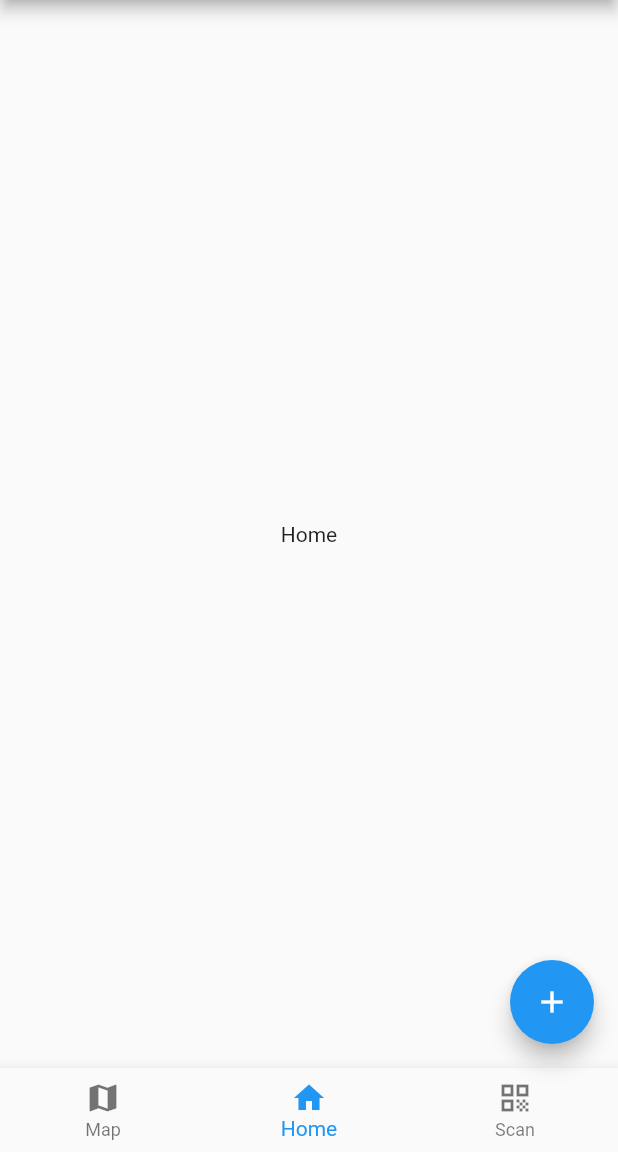
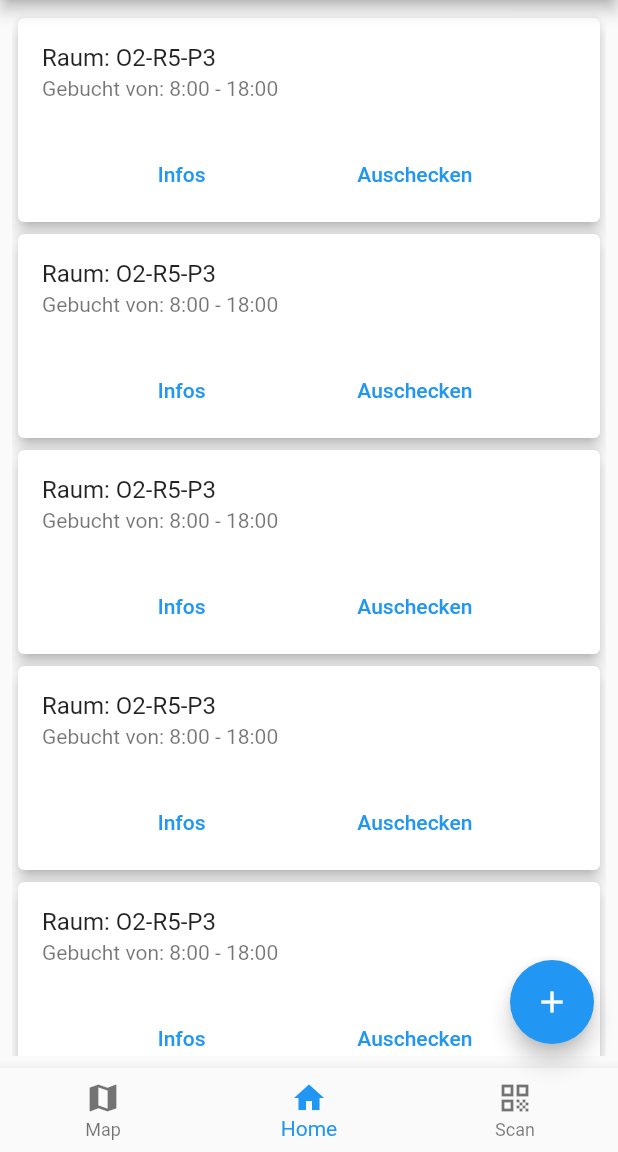
Before and after one commit to YavuzErkal/bookify, a Flutter app: the screen it shows after launch, on a phone screen of 412 x 824 dp, the part 84-1236 px from its top. Run offline on Flutter 3.47's test engine with Material 2 defaults, Android fonts, the phone set to English and light mode, and no system bars; missing offline and left inert: dart:html.

Commit message:
add cards to home

```diff
--- a/bookify/lib/screens/home.dart
+++ b/bookify/lib/screens/home.dart
@@ -1,3 +1,6 @@
+import 'dart:html';
+
+import 'package:bookify/widgets/main_card.dart';
 import 'package:flutter/material.dart';
 
 class Home extends StatefulWidget {
@@ -11,9 +14,17 @@ class _HomeState extends State<Home> {
   @override
   Widget build(BuildContext context) {
     return Container(
-      child: Center(
-        child: Text("Home"),
-      ),
+      padding: const EdgeInsets.all(8),
+      child: ListView(
+        children: [
+          MainCard(),
+          MainCard(),
+          MainCard(),
+          MainCard(),
+          MainCard(),
+          MainCard()
+        ],
+      )
     );
   }
 }
--- a/bookify/lib/screens/map.dart
+++ b/bookify/lib/screens/map.dart
@@ -15,7 +15,7 @@ class _MapState extends State<Map> {
         child: Column(
           children: [
             Container(
-              width: MediaQuery.of(context).size.width * 0.9,
+              width: MediaQuery.of(context).size.width * 0.95,
               height: MediaQuery.of(context).size.height * 0.8,
               decoration: BoxDecoration(
                 image: DecorationImage(
--- /dev/null
+++ b/bookify/lib/widgets/main_card.dart
@@ -0,0 +1,39 @@
+import 'package:flutter/material.dart';
+
+class MainCard extends StatefulWidget {
+  const MainCard({Key key}) : super(key: key);
+
+  @override
+  _MainCardState createState() => _MainCardState();
+}
+
+class _MainCardState extends State<MainCard> {
+  @override
+  Widget build(BuildContext context) {
+    return Card(
+      elevation: 4.0,
+      //color: Theme.of(context).colorScheme.primary,
+      child: Column(
+        children: [
+          ListTile(
+            title: Text("Raum: O2-R5-P3"),
+            subtitle: Text("Gebucht von: 8:00 - 18:00"),
+          ),
+          ButtonBar(
+            alignment: MainAxisAlignment.spaceEvenly,
+            children: [
+              TextButton(
+                  onPressed: () {},
+                  child: Text("Infos")
+              ),
+              TextButton(
+                  onPressed: () {},
+                  child: Text("Auschecken")
+              ),
+            ],
+          )
+        ],
+      ),
+    );
+  }
+}
```
